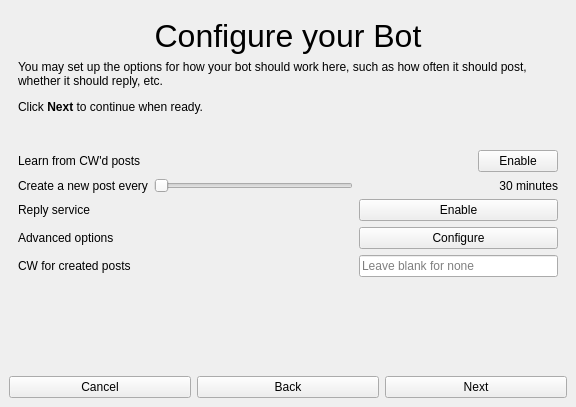
Above: gui/wzd_createbot.ui from Lynnesbian/OldFediBooks before the change. Below: the same form after it.
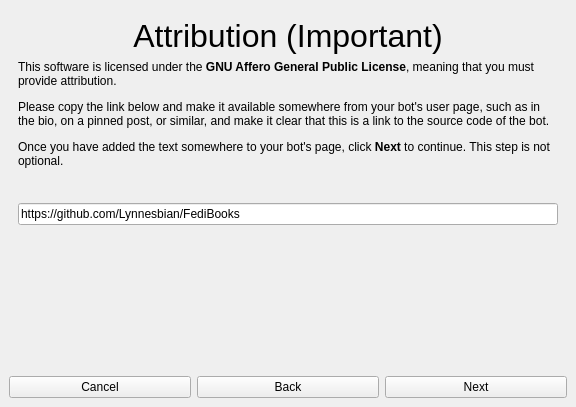
That is the form after the change. Icons and pictures are not drawn.

Commit message: added some minor stuff and reworded the attribution page

The edit to the form file:
```diff
--- a/gui/wzd_createbot.ui
+++ b/gui/wzd_createbot.ui
@@ -20,7 +20,7 @@
       <item>
        <widget class="QStackedWidget" name="stackedWidget">
         <property name="currentIndex">
-         <number>5</number>
+         <number>6</number>
         </property>
         <widget class="QWidget" name="page">
          <layout class="QVBoxLayout" name="verticalLayout_2">
@@ -599,6 +599,79 @@
           </item>
          </layout>
         </widget>
+        <widget class="QWidget" name="page_7">
+         <layout class="QVBoxLayout" name="verticalLayout_7">
+          <item>
+           <widget class="QLabel" name="label_15">
+            <property name="sizePolicy">
+             <sizepolicy hsizetype="Preferred" vsizetype="Preferred">
+              <horstretch>0</horstretch>
+              <verstretch>0</verstretch>
+             </sizepolicy>
+            </property>
+            <property name="font">
+             <font>
+              <pointsize>24</pointsize>
+             </font>
+            </property>
+            <property name="text">
+             <string>Attribution (Important)</string>
+            </property>
+            <property name="textFormat">
+             <enum>Qt::AutoText</enum>
+            </property>
+            <property name="scaledContents">
+             <bool>true</bool>
+            </property>
+            <property name="alignment">
+             <set>Qt::AlignHCenter|Qt::AlignTop</set>
+            </property>
+           </widget>
+          </item>
+          <item>
+           <widget class="QLabel" name="label_14">
+            <property name="sizePolicy">
+             <sizepolicy hsizetype="Preferred" vsizetype="MinimumExpanding">
+              <horstretch>0</horstretch>
+              <verstretch>0</verstretch>
+             </sizepolicy>
+            </property>
+            <property name="text">
+             <string>&lt;html&gt;&lt;head/&gt;&lt;body&gt;&lt;p&gt;This software is licensed under the &lt;span style=&quot; font-weight:600;&quot;&gt;GNU Affero General Public License&lt;/span&gt;, meaning that you must provide attribution.&lt;/p&gt;&lt;p&gt;Please copy the link below and make it available somewhere from your bot's user page, such as in the bio, on a pinned post, or similar, and make it clear that this is a link to the source code of the bot.&lt;/p&gt;&lt;p&gt;Once you have added the text somewhere to your bot's page, click &lt;span style=&quot; font-weight:600;&quot;&gt;Next&lt;/span&gt; to continue. This step is not optional.&lt;/p&gt;&lt;/body&gt;&lt;/html&gt;</string>
+            </property>
+            <property name="alignment">
+             <set>Qt::AlignLeading|Qt::AlignLeft|Qt::AlignTop</set>
+            </property>
+            <property name="wordWrap">
+             <bool>true</bool>
+            </property>
+           </widget>
+          </item>
+          <item>
+           <widget class="QLineEdit" name="lineEdit_4">
+            <property name="text">
+             <string>https://github.com/Lynnesbian/FediBooks</string>
+            </property>
+            <property name="readOnly">
+             <bool>true</bool>
+            </property>
+           </widget>
+          </item>
+          <item>
+           <spacer name="verticalSpacer_5">
+            <property name="orientation">
+             <enum>Qt::Vertical</enum>
+            </property>
+            <property name="sizeHint" stdset="0">
+             <size>
+              <width>20</width>
+              <height>40</height>
+             </size>
+            </property>
+           </spacer>
+          </item>
+         </layout>
+        </widget>
         <widget class="QWidget" name="page_6">
          <layout class="QVBoxLayout" name="verticalLayout_6">
           <item>
```
